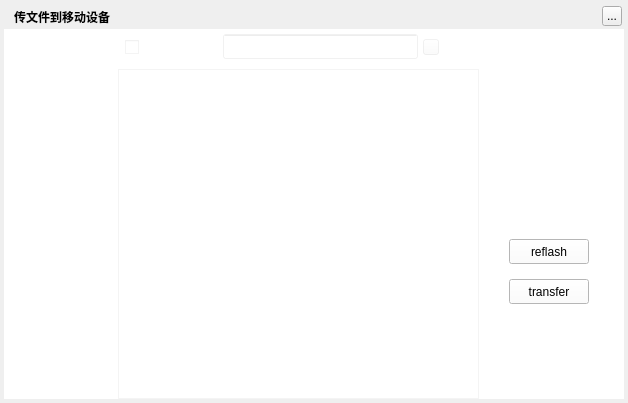
Old version of the form TTKModule/TTKWidget/musicUiKits/musicToolsKits/musicconnecttransferwidget.ui in the repository Greedysky/TTKMusicPlayer.
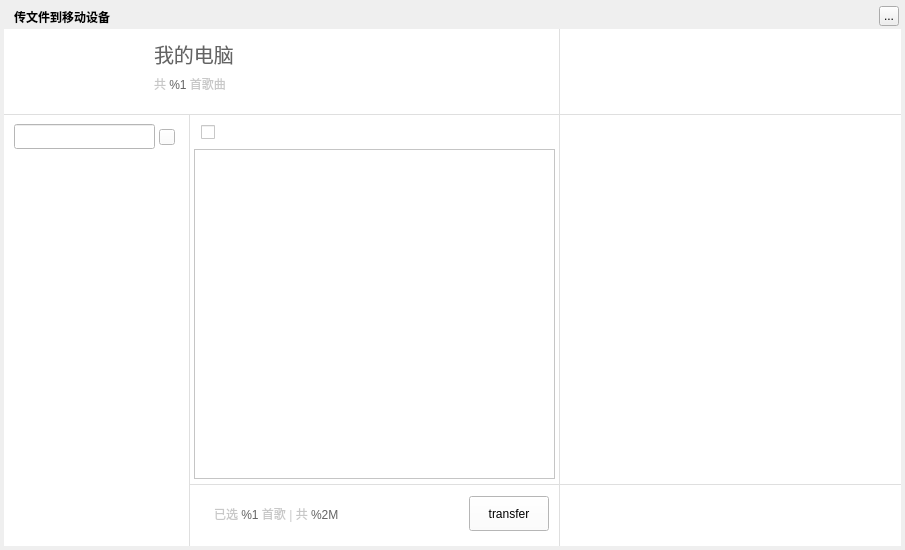
New version of the form. Icons and pictures are not drawn. Custom widgets are drawn as their Qt base class.

The edit to the form file:
```diff
--- a/TTKModule/TTKWidget/musicUiKits/musicToolsKits/musicconnecttransferwidget.ui
+++ b/TTKModule/TTKWidget/musicUiKits/musicToolsKits/musicconnecttransferwidget.ui
@@ -6,8 +6,8 @@
    <rect>
     <x>0</x>
     <y>0</y>
-    <width>628</width>
-    <height>403</height>
+    <width>905</width>
+    <height>550</height>
    </rect>
   </property>
   <property name="windowTitle">
@@ -18,8 +18,8 @@
     <rect>
      <x>4</x>
      <y>4</y>
-     <width>620</width>
-     <height>395</height>
+     <width>897</width>
+     <height>542</height>
     </rect>
    </property>
    <property name="text">
@@ -45,7 +45,7 @@
   <widget class="QToolButton" name="topTitleCloseButton">
    <property name="geometry">
     <rect>
-     <x>602</x>
+     <x>879</x>
      <y>6</y>
      <width>20</width>
      <height>20</height>
@@ -60,51 +60,119 @@
     <rect>
      <x>4</x>
      <y>29</y>
-     <width>620</width>
-     <height>370</height>
+     <width>897</width>
+     <height>517</height>
     </rect>
    </property>
    <property name="styleSheet">
     <string notr="true">QWidget{background:white;}
 QLabel{background:transparent;}</string>
    </property>
-   <widget class="QWidget" name="playListWidget" native="true">
+   <widget class="QWidget" name="playListLayoutWidget">
     <property name="geometry">
      <rect>
-      <x>114</x>
+      <x>30</x>
+      <y>150</y>
+      <width>90</width>
+      <height>300</height>
+     </rect>
+    </property>
+    <layout class="QVBoxLayout" name="playListLayout">
+     <property name="spacing">
+      <number>2</number>
+     </property>
+    </layout>
+   </widget>
+   <widget class="QFrame" name="frame">
+    <property name="geometry">
+     <rect>
+      <x>0</x>
+      <y>85</y>
+      <width>897</width>
+      <height>1</height>
+     </rect>
+    </property>
+    <property name="maximumSize">
+     <size>
+      <width>16777215</width>
+      <height>1</height>
+     </size>
+    </property>
+    <property name="styleSheet">
+     <string notr="true">color:rgba(200, 200, 200, 150)</string>
+    </property>
+    <property name="frameShape">
+     <enum>QFrame::HLine</enum>
+    </property>
+    <property name="frameShadow">
+     <enum>QFrame::Plain</enum>
+    </property>
+   </widget>
+   <widget class="QFrame" name="frame_2">
+    <property name="geometry">
+     <rect>
+      <x>185</x>
+      <y>85</y>
+      <width>1</width>
+      <height>432</height>
+     </rect>
+    </property>
+    <property name="maximumSize">
+     <size>
+      <width>1</width>
+      <height>16777215</height>
+     </size>
+    </property>
+    <property name="styleSheet">
+     <string notr="true">color:rgba(200, 200, 200, 150)</string>
+    </property>
+    <property name="frameShape">
+     <enum>QFrame::VLine</enum>
+    </property>
+    <property name="frameShadow">
+     <enum>QFrame::Plain</enum>
+    </property>
+   </widget>
+   <widget class="QFrame" name="frame_3">
+    <property name="geometry">
+     <rect>
+      <x>555</x>
       <y>0</y>
-      <width>361</width>
-      <height>370</height>
+      <width>1</width>
+      <height>517</height>
      </rect>
     </property>
+    <property name="maximumSize">
+     <size>
+      <width>1</width>
+      <height>16777215</height>
+     </size>
+    </property>
     <property name="styleSheet">
-     <string notr="true">background:rgba(255,255,255,50)</string>
+     <string notr="true">color:rgba(200, 200, 200, 150)</string>
     </property>
+    <property name="frameShape">
+     <enum>QFrame::VLine</enum>
+    </property>
+    <property name="frameShadow">
+     <enum>QFrame::Plain</enum>
+    </property>
+   </widget>
     <widget class="QLineEdit" name="searchLineEdit">
      <property name="geometry">
       <rect>
-       <x>105</x>
-       <y>5</y>
-       <width>195</width>
+      <x>10</x>
+      <y>95</y>
+      <width>141</width>
        <height>25</height>
       </rect>
      </property>
     </widget>
-    <widget class="QCheckBox" name="allSelectedcheckBox">
-     <property name="geometry">
-      <rect>
-       <x>7</x>
-       <y>10</y>
-       <width>95</width>
-       <height>16</height>
-      </rect>
-     </property>
-    </widget>
     <widget class="QPushButton" name="searchLineLabel">
      <property name="geometry">
       <rect>
-       <x>305</x>
-       <y>10</y>
+      <x>155</x>
+      <y>100</y>
        <width>16</width>
        <height>16</height>
       </rect>
@@ -125,114 +193,162 @@
     <widget class="MusicConnectTransferTableWidget" name="playListTableWidget">
      <property name="geometry">
       <rect>
-       <x>0</x>
-       <y>40</y>
-       <width>361</width>
-       <height>330</height>
-      </rect>
-     </property>
-    </widget>
-    <widget class="QLabel" name="functionBottomLabel">
-     <property name="geometry">
-      <rect>
-       <x>0</x>
-       <y>40</y>
-       <width>361</width>
-       <height>304</height>
-      </rect>
-     </property>
-     <property name="styleSheet">
-      <string notr="true">background:rgb(255,255,255)</string>
-     </property>
-    </widget>
-    <zorder>searchLineEdit</zorder>
-    <zorder>allSelectedcheckBox</zorder>
-    <zorder>searchLineLabel</zorder>
-    <zorder>functionBottomLabel</zorder>
-    <zorder>playListTableWidget</zorder>
-   </widget>
-   <widget class="QStackedWidget" name="stackedWidget">
-    <property name="geometry">
-     <rect>
-      <x>475</x>
-      <y>40</y>
-      <width>145</width>
-      <height>330</height>
-     </rect>
-    </property>
-    <property name="currentIndex">
-     <number>0</number>
-    </property>
-    <widget class="QWidget" name="mobileModeWidget">
-     <widget class="QLabel" name="iconUSBLabel">
-      <property name="geometry">
-       <rect>
-        <x>35</x>
-        <y>50</y>
-        <width>72</width>
-        <height>72</height>
-       </rect>
-      </property>
-      <property name="pixmap">
-       <pixmap resource="../../../../TTKQrc/MusicPlayer.qrc">:/toolSets/lb_mobile_usb</pixmap>
-      </property>
-     </widget>
-     <widget class="QLabel" name="textUSBLabel">
-      <property name="geometry">
-       <rect>
-        <x>25</x>
+      <x>190</x>
         <y>120</y>
-        <width>95</width>
-        <height>25</height>
-       </rect>
-      </property>
-      <property name="alignment">
-       <set>Qt::AlignCenter</set>
+      <width>361</width>
+      <height>330</height>
+     </rect>
+    </property>
+   </widget>
+   <widget class="QCheckBox" name="allSelectedcheckBox">
+    <property name="geometry">
+     <rect>
+      <x>197</x>
+      <y>95</y>
+      <width>95</width>
+      <height>16</height>
+     </rect>
       </property>
      </widget>
      <widget class="QPushButton" name="transferUSBButton">
       <property name="geometry">
        <rect>
-        <x>30</x>
-        <y>210</y>
+      <x>465</x>
+      <y>467</y>
         <width>80</width>
-        <height>25</height>
+      <height>35</height>
        </rect>
       </property>
       <property name="text">
        <string>transfer</string>
       </property>
      </widget>
-     <widget class="QPushButton" name="reflashUSBButton">
+   <widget class="QLabel" name="label">
       <property name="geometry">
        <rect>
-        <x>30</x>
-        <y>170</y>
-        <width>80</width>
-        <height>25</height>
+      <x>40</x>
+      <y>5</y>
+      <width>85</width>
+      <height>70</height>
        </rect>
       </property>
       <property name="text">
-       <string>reflash</string>
-      </property>
-     </widget>
-    </widget>
-    <widget class="QWidget" name="wifiModeWidget"/>
-   </widget>
-   <widget class="QWidget" name="playListLayoutWidget">
+     <string/>
+    </property>
+    <property name="pixmap">
+     <pixmap resource="../../../../TTKQrc/MusicPlayer.qrc">:/toolSets/lb_mobile_computer</pixmap>
+    </property>
+   </widget>
+   <widget class="QLabel" name="label_2">
+    <property name="geometry">
+     <rect>
+      <x>585</x>
+      <y>5</y>
+      <width>50</width>
+      <height>80</height>
+     </rect>
+    </property>
+    <property name="text">
+     <string/>
+    </property>
+    <property name="pixmap">
+     <pixmap resource="../../../../TTKQrc/MusicPlayer.qrc">:/toolSets/lb_mobile_usb</pixmap>
+    </property>
+    <property name="scaledContents">
+     <bool>true</bool>
+    </property>
+   </widget>
+   <widget class="QLabel" name="label_3">
     <property name="geometry">
      <rect>
-      <x>10</x>
-      <y>40</y>
+      <x>150</x>
+      <y>10</y>
       <width>90</width>
-      <height>300</height>
+      <height>30</height>
      </rect>
     </property>
-    <layout class="QVBoxLayout" name="playListLayout">
-     <property name="spacing">
-      <number>2</number>
-     </property>
-    </layout>
+    <property name="styleSheet">
+     <string notr="true">font-weight:fold;font-size:20px;color:rgb(100,100,100)</string>
+    </property>
+    <property name="text">
+     <string>我的电脑</string>
+    </property>
+   </widget>
+   <widget class="QLabel" name="deviceInfoLabel">
+    <property name="geometry">
+     <rect>
+      <x>650</x>
+      <y>10</y>
+      <width>200</width>
+      <height>30</height>
+     </rect>
+    </property>
+    <property name="styleSheet">
+     <string notr="true">font-weight:fold;font-size:20px;color:rgb(100,100,100)</string>
+    </property>
+   </widget>
+   <widget class="QLabel" name="songCountLabel">
+    <property name="geometry">
+     <rect>
+      <x>150</x>
+      <y>40</y>
+      <width>115</width>
+      <height>31</height>
+     </rect>
+    </property>
+    <property name="text">
+     <string>&lt;html&gt;&lt;head/&gt;&lt;body&gt;&lt;p&gt;&lt;span style=&quot; color:#c8c8c8;&quot;&gt;共 &lt;/span&gt;&lt;span style=&quot; color:#646464;&quot;&gt;%1 &lt;/span&gt;&lt;span style=&quot; color:#c8c8c8;&quot;&gt;首歌曲&lt;/span&gt;&lt;/p&gt;&lt;/body&gt;&lt;/html&gt;</string>
+    </property>
+    <property name="alignment">
+     <set>Qt::AlignLeading|Qt::AlignLeft|Qt::AlignVCenter</set>
+    </property>
+    <property name="wordWrap">
+     <bool>true</bool>
+    </property>
+   </widget>
+   <widget class="QFrame" name="frame_4">
+    <property name="geometry">
+     <rect>
+      <x>185</x>
+      <y>455</y>
+      <width>712</width>
+      <height>1</height>
+     </rect>
+    </property>
+    <property name="maximumSize">
+     <size>
+      <width>16777215</width>
+      <height>1</height>
+     </size>
+    </property>
+    <property name="styleSheet">
+     <string notr="true">color:rgba(200, 200, 200, 150)</string>
+    </property>
+    <property name="frameShape">
+     <enum>QFrame::HLine</enum>
+    </property>
+    <property name="frameShadow">
+     <enum>QFrame::Plain</enum>
+    </property>
+   </widget>
+   <widget class="QLabel" name="selectCountLabel">
+    <property name="geometry">
+     <rect>
+      <x>210</x>
+      <y>470</y>
+      <width>260</width>
+      <height>31</height>
+     </rect>
+    </property>
+    <property name="text">
+     <string>&lt;html&gt;&lt;head/&gt;&lt;body&gt;&lt;p&gt;&lt;span style=&quot; color:#c8c8c8;&quot;&gt;已选 &lt;/span&gt;&lt;span style=&quot; color:#646464;&quot;&gt;%1 &lt;/span&gt;&lt;span style=&quot; color:#c8c8c8;&quot;&gt;首歌 | 共 &lt;/span&gt;&lt;span style=&quot; color:#646464;&quot;&gt;%2M&lt;/span&gt;&lt;/p&gt;&lt;/body&gt;&lt;/html&gt;</string>
+    </property>
+    <property name="alignment">
+     <set>Qt::AlignLeading|Qt::AlignLeft|Qt::AlignVCenter</set>
+    </property>
+    <property name="wordWrap">
+     <bool>true</bool>
+    </property>
    </widget>
   </widget>
   <zorder>background</zorder>
```
Lines whose indentation alone changed are shown as unchanged.
